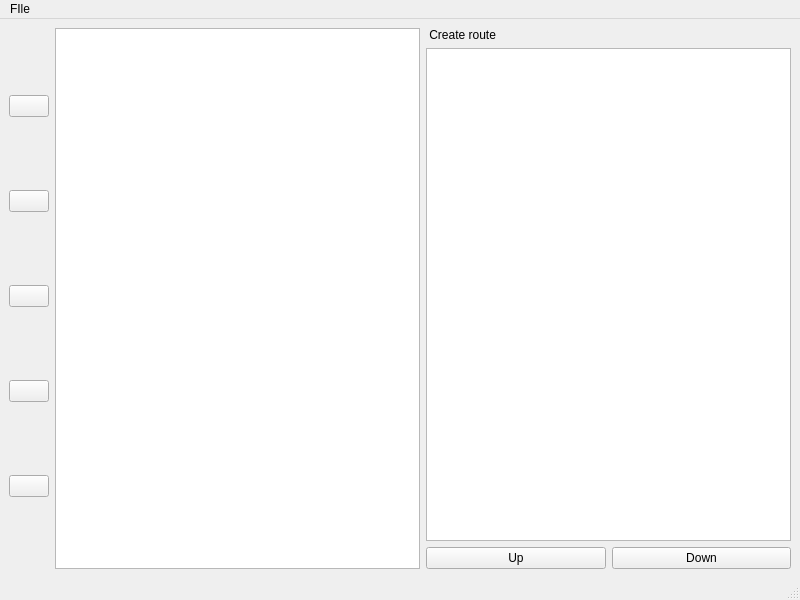
Old version of the form mainwindow.ui in the repository VadimZherko/marker.
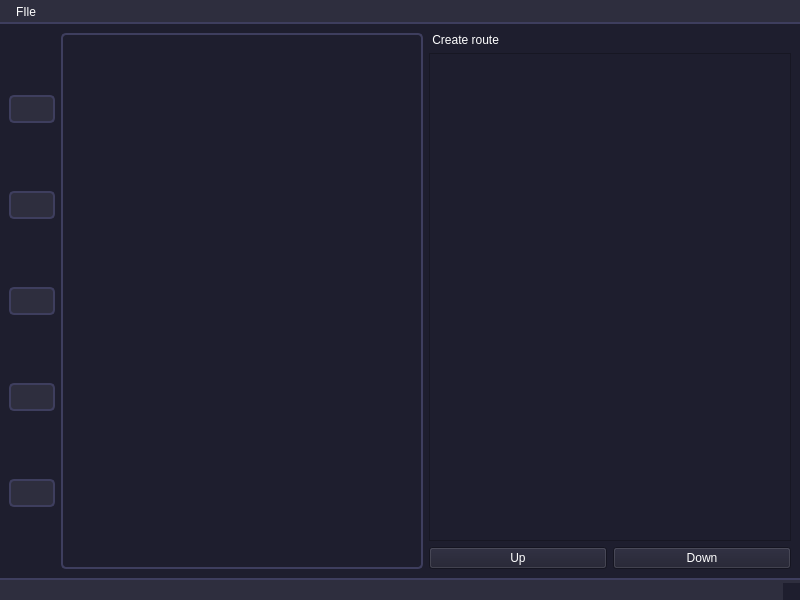
New version of the form. Icons and pictures are not drawn.

What changed in the file:
```diff
--- a/mainwindow.ui
+++ b/mainwindow.ui
@@ -13,12 +13,41 @@
   <property name="windowTitle">
    <string>MainWindow</string>
   </property>
+  <property name="styleSheet">
+   <string notr="true">background-color: #1e1e2e; /* Тёмно-синий фон */
+color: #ffffff; /* Белый цвет текста */
+selection-background-color: #ff9800;</string>
+  </property>
   <widget class="QWidget" name="centralwidget">
    <layout class="QHBoxLayout" name="horizontalLayout_2">
     <item>
      <layout class="QVBoxLayout" name="verticalLayout_2">
       <item>
        <widget class="QPushButton" name="addMarkButton">
+        <property name="styleSheet">
+         <string notr="true">QPushButton {
+    background-color: #2e2e3e; /* Тёмно-синий цвет кнопки */
+    border: 2px solid #3e3e5e; /* Более тёмная граница */
+    border-radius: 5px;
+    padding: 5px;
+}
+
+QPushButton:hover {
+    border: 2px solid #ff9800; /* Оранжевая граница при наведении */
+}
+
+QPushButton:pressed {
+    background-color: #ff9800; /* Оранжевый фон при нажатии */
+    border: 2px solid #ff9800;
+    color: #1e1e2e; /* Тёмный цвет текста при нажатии */
+}
+
+QPushButton:disabled {
+    background-color: #3e3e5e;
+    border: 2px solid #3e3e5e;
+    color: #7e7e8e;
+}</string>
+        </property>
         <property name="text">
          <string/>
         </property>
@@ -30,6 +59,30 @@
       </item>
       <item>
        <widget class="QPushButton" name="removeMarkButton">
+        <property name="styleSheet">
+         <string notr="true">QPushButton {
+    background-color: #2e2e3e; /* Тёмно-синий цвет кнопки */
+    border: 2px solid #3e3e5e; /* Более тёмная граница */
+    border-radius: 5px;
+    padding: 5px;
+}
+
+QPushButton:hover {
+    border: 2px solid #ff9800; /* Оранжевая граница при наведении */
+}
+
+QPushButton:pressed {
+    background-color: #ff9800; /* Оранжевый фон при нажатии */
+    border: 2px solid #ff9800;
+    color: #1e1e2e; /* Тёмный цвет текста при нажатии */
+}
+
+QPushButton:disabled {
+    background-color: #3e3e5e;
+    border: 2px solid #3e3e5e;
+    color: #7e7e8e;
+}</string>
+        </property>
         <property name="text">
          <string/>
         </property>
@@ -41,6 +94,30 @@
       </item>
       <item>
        <widget class="QPushButton" name="duplicateMarkButton">
+        <property name="styleSheet">
+         <string notr="true">QPushButton {
+    background-color: #2e2e3e; /* Тёмно-синий цвет кнопки */
+    border: 2px solid #3e3e5e; /* Более тёмная граница */
+    border-radius: 5px;
+    padding: 5px;
+}
+
+QPushButton:hover {
+    border: 2px solid #ff9800; /* Оранжевая граница при наведении */
+}
+
+QPushButton:pressed {
+    background-color: #ff9800; /* Оранжевый фон при нажатии */
+    border: 2px solid #ff9800;
+    color: #1e1e2e; /* Тёмный цвет текста при нажатии */
+}
+
+QPushButton:disabled {
+    background-color: #3e3e5e;
+    border: 2px solid #3e3e5e;
+    color: #7e7e8e;
+}</string>
+        </property>
         <property name="text">
          <string/>
         </property>
@@ -52,6 +129,30 @@
       </item>
       <item>
        <widget class="QPushButton" name="moveToMarkButton">
+        <property name="styleSheet">
+         <string notr="true">QPushButton {
+    background-color: #2e2e3e; /* Тёмно-синий цвет кнопки */
+    border: 2px solid #3e3e5e; /* Более тёмная граница */
+    border-radius: 5px;
+    padding: 5px;
+}
+
+QPushButton:hover {
+    border: 2px solid #ff9800; /* Оранжевая граница при наведении */
+}
+
+QPushButton:pressed {
+    background-color: #ff9800; /* Оранжевый фон при нажатии */
+    border: 2px solid #ff9800;
+    color: #1e1e2e; /* Тёмный цвет текста при нажатии */
+}
+
+QPushButton:disabled {
+    background-color: #3e3e5e;
+    border: 2px solid #3e3e5e;
+    color: #7e7e8e;
+}</string>
+        </property>
         <property name="text">
          <string/>
         </property>
@@ -63,6 +164,30 @@
       </item>
       <item>
        <widget class="QPushButton" name="rotateMarkButton">
+        <property name="styleSheet">
+         <string notr="true">QPushButton {
+    background-color: #2e2e3e; /* Тёмно-синий цвет кнопки */
+    border: 2px solid #3e3e5e; /* Более тёмная граница */
+    border-radius: 5px;
+    padding: 5px;
+}
+
+QPushButton:hover {
+    border: 2px solid #ff9800; /* Оранжевая граница при наведении */
+}
+
+QPushButton:pressed {
+    background-color: #ff9800; /* Оранжевый фон при нажатии */
+    border: 2px solid #ff9800;
+    color: #1e1e2e; /* Тёмный цвет текста при нажатии */
+}
+
+QPushButton:disabled {
+    background-color: #3e3e5e;
+    border: 2px solid #3e3e5e;
+    color: #7e7e8e;
+}</string>
+        </property>
         <property name="text">
          <string/>
         </property>
@@ -80,7 +205,96 @@
        <bool>false</bool>
       </property>
       <property name="styleSheet">
-       <string notr="true"/>
+       <string notr="true">/* QGraphicsView */
+QGraphicsView {
+    background-color: #1e1e2e; /* Тёмно-синий фон */
+    border: 2px solid #3e3e5e; /* Тёмная граница */
+    border-radius: 5px;
+}
+
+/* Полосы прокрутки в QGraphicsView */
+QGraphicsView QScrollBar:vertical {
+    background: #2e2e3e;
+    width: 15px;
+    margin: 0px;
+}
+
+QGraphicsView QScrollBar::handle:vertical {
+    background: #555555;
+    min-height: 20px;
+    border-radius: 7px;
+}
+
+QGraphicsView QScrollBar::add-line:vertical,
+QGraphicsView QScrollBar::sub-line:vertical {
+    background: #2e2e3e;
+    height: 0px;
+}
+
+QGraphicsView QScrollBar::add-page:vertical,
+QGraphicsView QScrollBar::sub-page:vertical {
+    background: none;
+}
+
+QGraphicsView QScrollBar:horizontal {
+    background: #2e2e3e;
+    height: 15px;
+    margin: 0px;
+}
+
+QGraphicsView QScrollBar::handle:horizontal {
+    background: #555555;
+    min-width: 20px;
+    border-radius: 7px;
+}
+
+QGraphicsView QScrollBar::add-line:horizontal,
+QGraphicsView QScrollBar::sub-line:horizontal {
+    background: #2e2e3e;
+    width: 0px;
+}
+
+QGraphicsView QScrollBar::add-page:horizontal,
+QGraphicsView QScrollBar::sub-page:horizontal {
+    background: none;
+}
+
+/* Элементы внутри QGraphicsView */
+QGraphicsView QWidget {
+    background-color: #2e2e3e;
+    border: none;
+    color: #ffffff;
+}
+
+/* Элементы при наведении и взаимодействии */
+QGraphicsView QWidget:hover {
+    border: 1px solid #ff9800; /* Оранжевая граница при наведении */
+}
+
+QGraphicsView QWidget:focus {
+    border: 1px solid #ff9800; /* Оранжевая граница при фокусе */
+}</string>
+      </property>
+      <property name="frameShape">
+       <enum>QFrame::StyledPanel</enum>
+      </property>
+      <property name="verticalScrollBarPolicy">
+       <enum>Qt::ScrollBarAlwaysOff</enum>
+      </property>
+      <property name="horizontalScrollBarPolicy">
+       <enum>Qt::ScrollBarAlwaysOff</enum>
+      </property>
+      <property name="renderHints">
+       <set>QPainter::Antialiasing|QPainter::TextAntialiasing</set>
+      </property>
+      <property name="dragMode">
+       <enum>QGraphicsView::ScrollHandDrag</enum>
+      </property>
+      <property name="transformationAnchor">
+       <enum>QGraphicsView::AnchorViewCenter</enum>
+      </property>
+      <property name="viewportUpdateMode">
+       <enum>QGraphicsView::MinimalViewportUpdate</enum>
       </property>
      </widget>
     </item>
@@ -131,9 +345,26 @@
      <x>0</x>
      <y>0</y>
      <width>800</width>
-     <height>23</height>
+     <height>28</height>
     </rect>
    </property>
+   <property name="styleSheet">
+    <string notr="true">QMenuBar {
+    background-color: #2e2e3e;
+    border-bottom: 2px solid #3e3e5e;
+}
+
+QMenuBar::item {
+    background: transparent;
+    padding: 5px 10px;
+}
+
+QMenuBar::item:selected {
+    background-color: #ff9800;
+    color: #1e1e2e;
+    border-radius: 5px;
+}</string>
+   </property>
    <widget class="QMenu" name="menuFIle">
     <property name="title">
      <string>FIle</string>
@@ -145,7 +376,18 @@
    </widget>
    <addaction name="menuFIle"/>
   </widget>
-  <widget class="QStatusBar" name="statusbar"/>
+  <widget class="QStatusBar" name="statusbar">
+   <property name="styleSheet">
+    <string notr="true">QStatusBar {
+    background-color: #2e2e3e;
+    border-top: 2px solid #3e3e5e;
+}
+
+QStatusBar::item {
+    border: none;
+}</string>
+   </property>
+  </widget>
   <action name="actionNew">
    <property name="text">
     <string>New</string>
```
Left out of the diff: 30 changed lines with no effect on the pictures.
